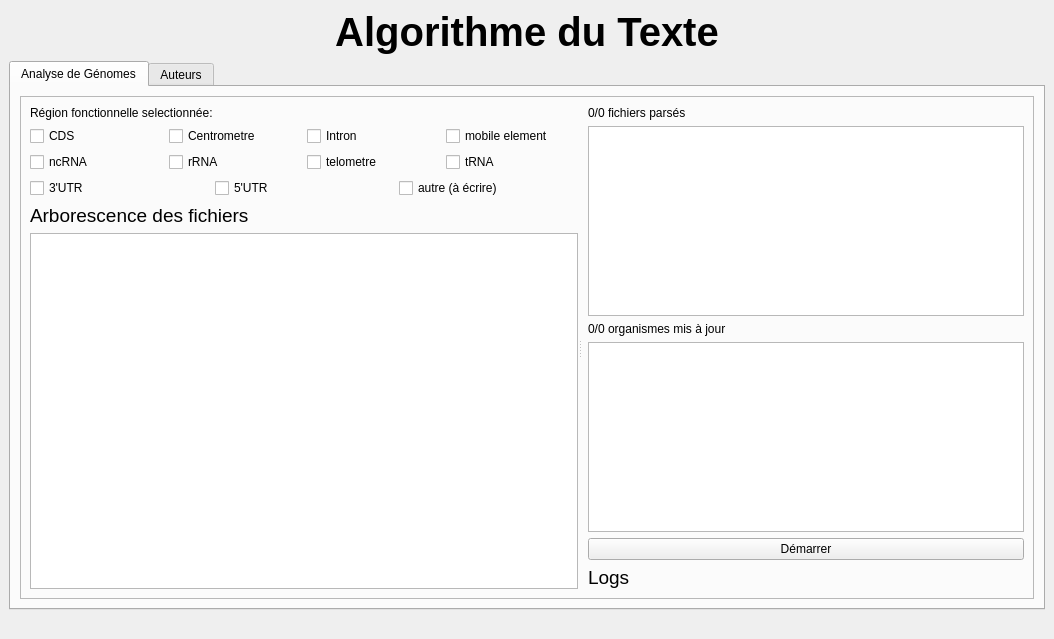
PotOfJam/ProjetAlgorithmesDuTexte, file src/app/application.ui: the form before one commit.
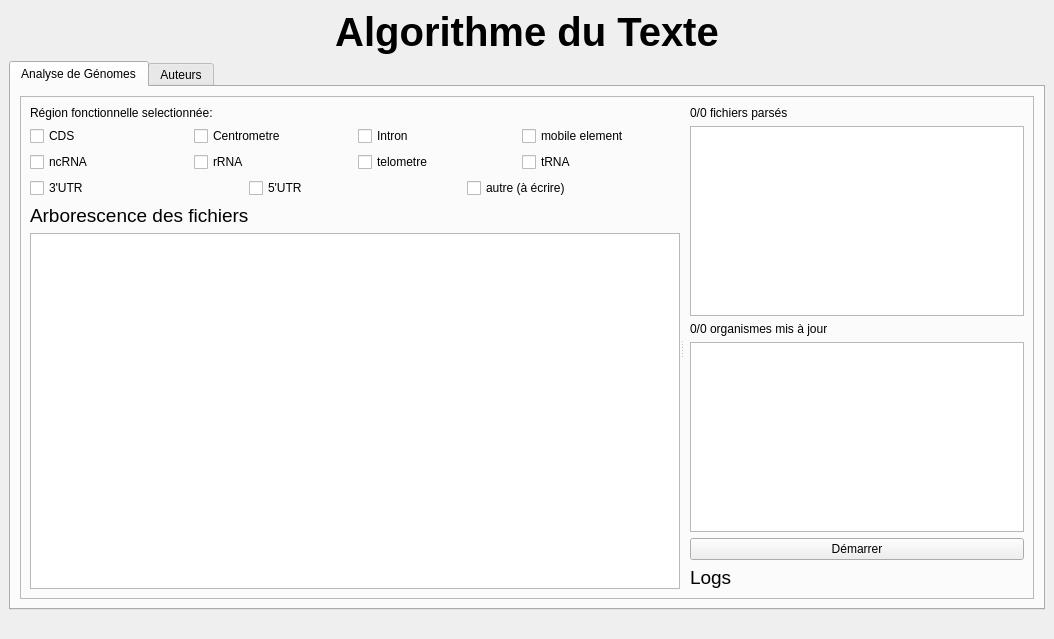
The form after the commit. Icons and pictures are not drawn.

```diff
--- a/src/app/application.ui
+++ b/src/app/application.ui
@@ -63,6 +63,18 @@
                     <layout class="QHBoxLayout" name="horizontalLayout_6">
                      <item>
                       <widget class="QCheckBox" name="CDS">
+                       <property name="minimumSize">
+                        <size>
+                         <width>121</width>
+                         <height>0</height>
+                        </size>
+                       </property>
+                       <property name="maximumSize">
+                        <size>
+                         <width>242</width>
+                         <height>16777215</height>
+                        </size>
+                       </property>
                        <property name="text">
                         <string>CDS</string>
                        </property>
@@ -70,6 +82,18 @@
                      </item>
                      <item>
                       <widget class="QCheckBox" name="CENTRO">
+                       <property name="minimumSize">
+                        <size>
+                         <width>121</width>
+                         <height>0</height>
+                        </size>
+                       </property>
+                       <property name="maximumSize">
+                        <size>
+                         <width>242</width>
+                         <height>16777215</height>
+                        </size>
+                       </property>
                        <property name="text">
                         <string>Centrometre</string>
                        </property>
@@ -77,6 +101,18 @@
                      </item>
                      <item>
                       <widget class="QCheckBox" name="INTRON">
+                       <property name="minimumSize">
+                        <size>
+                         <width>121</width>
+                         <height>0</height>
+                        </size>
+                       </property>
+                       <property name="maximumSize">
+                        <size>
+                         <width>242</width>
+                         <height>16777215</height>
+                        </size>
+                       </property>
                        <property name="text">
                         <string>Intron</string>
                        </property>
@@ -84,6 +120,18 @@
                      </item>
                      <item>
                       <widget class="QCheckBox" name="MOBILE">
+                       <property name="minimumSize">
+                        <size>
+                         <width>121</width>
+                         <height>0</height>
+                        </size>
+                       </property>
+                       <property name="maximumSize">
+                        <size>
+                         <width>242</width>
+                         <height>16777215</height>
+                        </size>
+                       </property>
                        <property name="text">
                         <string>mobile element</string>
                        </property>
@@ -95,6 +143,18 @@
                     <layout class="QHBoxLayout" name="horizontalLayout_4">
                      <item>
                       <widget class="QCheckBox" name="NC_RNA">
+                       <property name="minimumSize">
+                        <size>
+                         <width>121</width>
+                         <height>0</height>
+                        </size>
+                       </property>
+                       <property name="maximumSize">
+                        <size>
+                         <width>242</width>
+                         <height>16777215</height>
+                        </size>
+                       </property>
                        <property name="text">
                         <string>ncRNA</string>
                        </property>
@@ -102,6 +162,18 @@
                      </item>
                      <item>
                       <widget class="QCheckBox" name="R_RNA">
+                       <property name="minimumSize">
+                        <size>
+                         <width>121</width>
+                         <height>0</height>
+                        </size>
+                       </property>
+                       <property name="maximumSize">
+                        <size>
+                         <width>242</width>
+                         <height>16777215</height>
+                        </size>
+                       </property>
                        <property name="text">
                         <string>rRNA</string>
                        </property>
@@ -109,6 +181,18 @@
                      </item>
                      <item>
                       <widget class="QCheckBox" name="TELOMETRE">
+                       <property name="minimumSize">
+                        <size>
+                         <width>121</width>
+                         <height>0</height>
+                        </size>
+                       </property>
+                       <property name="maximumSize">
+                        <size>
+                         <width>242</width>
+                         <height>16777215</height>
+                        </size>
+                       </property>
                        <property name="text">
                         <string>telometre</string>
                        </property>
@@ -116,6 +200,18 @@
                      </item>
                      <item>
                       <widget class="QCheckBox" name="T_RNA">
+                       <property name="minimumSize">
+                        <size>
+                         <width>121</width>
+                         <height>0</height>
+                        </size>
+                       </property>
+                       <property name="maximumSize">
+                        <size>
+                         <width>242</width>
+                         <height>16777215</height>
+                        </size>
+                       </property>
                        <property name="text">
                         <string>tRNA</string>
                        </property>
@@ -127,6 +223,12 @@
                     <layout class="QHBoxLayout" name="horizontalLayout_5">
                      <item>
                       <widget class="QCheckBox" name="UTR_3">
+                       <property name="minimumSize">
+                        <size>
+                         <width>121</width>
+                         <height>0</height>
+                        </size>
+                       </property>
                        <property name="maximumSize">
                         <size>
                          <width>242</width>
@@ -140,6 +242,12 @@
                      </item>
                      <item>
                       <widget class="QCheckBox" name="UTR_5">
+                       <property name="minimumSize">
+                        <size>
+                         <width>121</width>
+                         <height>0</height>
+                        </size>
+                       </property>
                        <property name="maximumSize">
                         <size>
                          <width>242</width>
@@ -153,6 +261,12 @@
                      </item>
                      <item>
                       <widget class="QCheckBox" name="OTHER">
+                       <property name="minimumSize">
+                        <size>
+                         <width>121</width>
+                         <height>0</height>
+                        </size>
+                       </property>
                        <property name="maximumSize">
                         <size>
                          <width>242</width>
```
